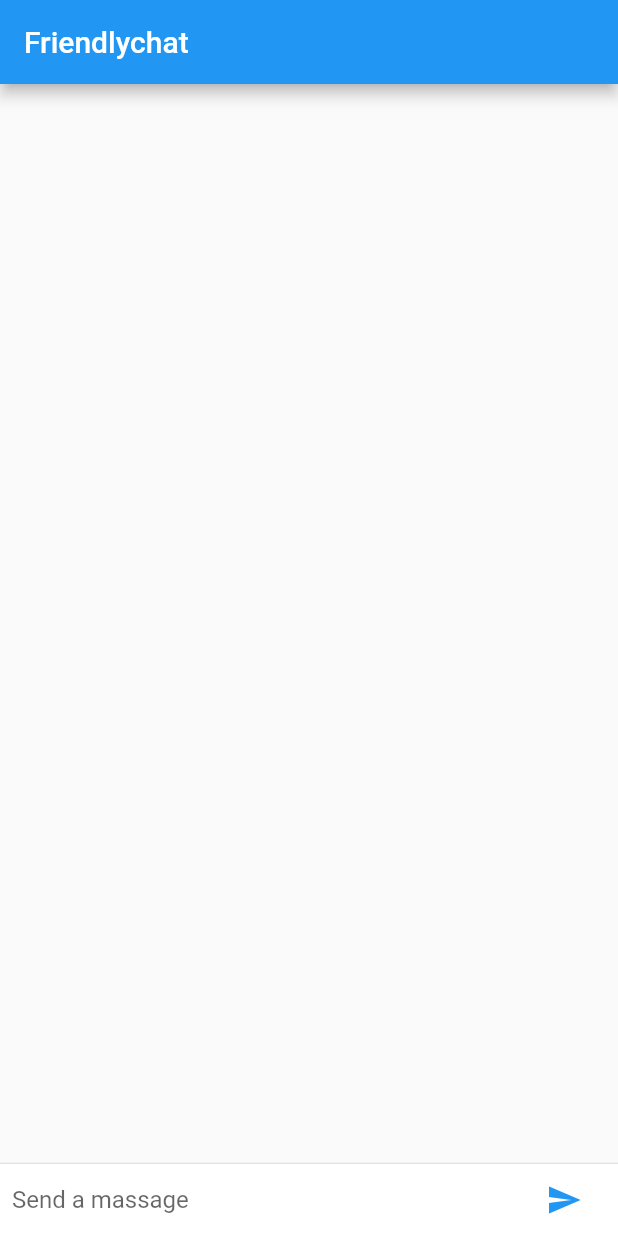
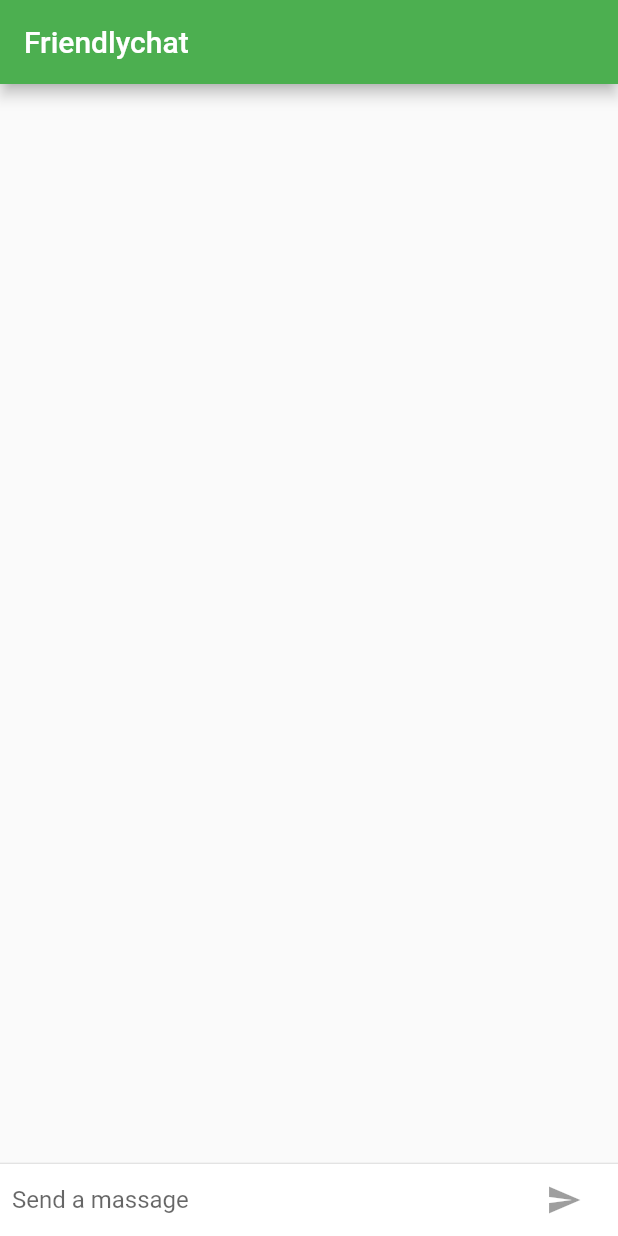
Before and after one commit to intaekimme/second_flutter_app, a Flutter app: the screen it shows after launch, on a phone screen of 412 x 824 dp. Run offline on Flutter 3.47's test engine with Material 2 defaults, Android fonts, the phone set to English and light mode, and no system bars.

Commit message:
#Building Beautiful UIs with Flutter <Apply finishing toushes>

```diff
--- a/lib/main.dart
+++ b/lib/main.dart
@@ -1,8 +1,21 @@
+import 'package:flutter/foundation.dart';
 import 'package:flutter/material.dart';
+import 'package:flutter/cupertino.dart';
 
 void main(){
   runApp(new FriendlychatApp());
 }
+
+final ThemeData kIOSTheme = new ThemeData(
+  primarySwatch: Colors.orange,
+  primaryColor: Colors.grey[100],
+  primaryColorBrightness: Brightness.light,
+);
+
+final ThemeData kDefaultTheme = new ThemeData(
+  primarySwatch: Colors.green,
+  accentColor: Colors.orangeAccent[400],
+);
 
 const String _name = "Your Name";
 
@@ -11,6 +24,9 @@ class FriendlychatApp extends StatelessWidget{
   Widget build(BuildContext context) {
     return new MaterialApp(
       title: "Frinedlychat",
+      theme: defaultTargetPlatform == TargetPlatform.iOS
+        ? kIOSTheme
+        : kDefaultTheme,
       home: new ChatScreen(),
     );
   }
@@ -24,6 +40,7 @@ class ChatScreen extends StatefulWidget{
 class ChatScreenState extends State<ChatScreen> with TickerProviderStateMixin {
   final List<ChatMessage> _messages = <ChatMessage>[];
   final TextEditingController _textController = new TextEditingController();
+  bool _isComposing = false;
 
   @override
   void dispose(){
@@ -35,6 +52,9 @@ class ChatScreenState extends State<ChatScreen> with TickerProviderStateMixin {
 
   void _handleSubmitted(String text) {
     _textController.clear();
+    setState((){
+      _isComposing = false;
+    });
     ChatMessage message = new ChatMessage(
       text: text,
       animationController: new AnimationController(
@@ -50,8 +70,13 @@ class ChatScreenState extends State<ChatScreen> with TickerProviderStateMixin {
 
   Widget build(BuildContext context) {
     return new Scaffold(
-      appBar: new AppBar(title: new Text("Friendlychat")),
-      body: new Column(
+      appBar: new AppBar(
+        title: new Text("Friendlychat"),
+        elevation:
+          Theme.of(context).platform == TargetPlatform.iOS ? 0.0 : 4.0,
+      ),
+      body: new Container(
+        child: new Column(
           children: <Widget>[
                   new Flexible(
           child: new ListView.builder(
@@ -69,6 +94,13 @@ class ChatScreenState extends State<ChatScreen> with TickerProviderStateMixin {
           ),
         ],
       ),
+      decoration: Theme.of(context).platform == TargetPlatform.iOS
+        ? new BoxDecoration(
+          border: new Border(
+            top: new BorderSide(color: Colors.grey[200]),
+          ),
+        )
+        : null),
     );
   }
 
@@ -82,6 +114,11 @@ class ChatScreenState extends State<ChatScreen> with TickerProviderStateMixin {
             new Flexible(
               child: new TextField(
                 controller: _textController,
+                onChanged: (String text){
+                  setState(() {
+                    _isComposing = text.length > 0;
+                  });
+                },
                 onSubmitted: _handleSubmitted,
                 decoration: new InputDecoration.collapsed(
                   hintText: "Send a massage"),
@@ -89,9 +126,18 @@ class ChatScreenState extends State<ChatScreen> with TickerProviderStateMixin {
             ),
             new Container(
               margin: new EdgeInsets.symmetric(horizontal: 4.0),
-              child: new IconButton(
+              child: Theme.of(context).platform == TargetPlatform.iOS ?
+              new CupertinoButton(
+                child: new Text("Send"),
+                onPressed: _isComposing
+                  ? () => _handleSubmitted(_textController.text)
+                  : null,) :
+              new IconButton(
                 icon: new Icon(Icons.send),
-                onPressed: () => _handleSubmitted(_textController.text)),
+                onPressed: _isComposing
+                  ? () => _handleSubmitted(_textController.text)
+                  : null,
+              ),
             ),
           ],
         ),
@@ -119,7 +165,8 @@ class ChatMessage extends StatelessWidget {
               margin: const EdgeInsets.only(right: 16.0),
               child: new CircleAvatar(child: new Text(_name[0])),
             ),
-            new Column(
+            new Expanded(
+              child: new Column(
                 crossAxisAlignment: CrossAxisAlignment.start,
                 children: <Widget>[
                   new Text(_name, style: Theme.of(context).textTheme.subhead),
@@ -129,6 +176,7 @@ class ChatMessage extends StatelessWidget {
                   ),
                 ],
               ),
+            ),
           ],
         ),
       )
```
Lines whose indentation alone changed are shown as unchanged.
